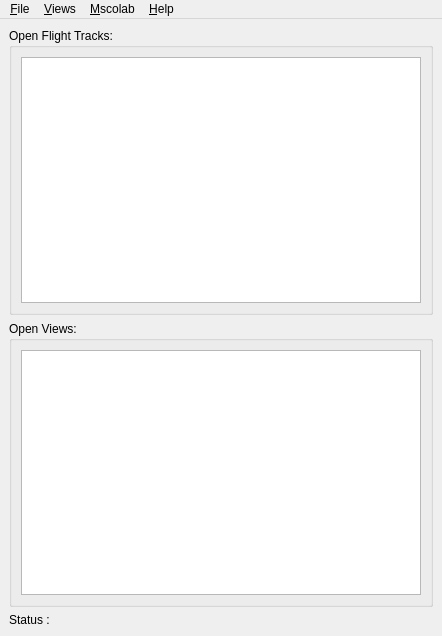
Before: the Qt Designer form mslib/msui/ui/ui_mainwindow.ui in Open-MSS/MSS, drawn with Qt 5.
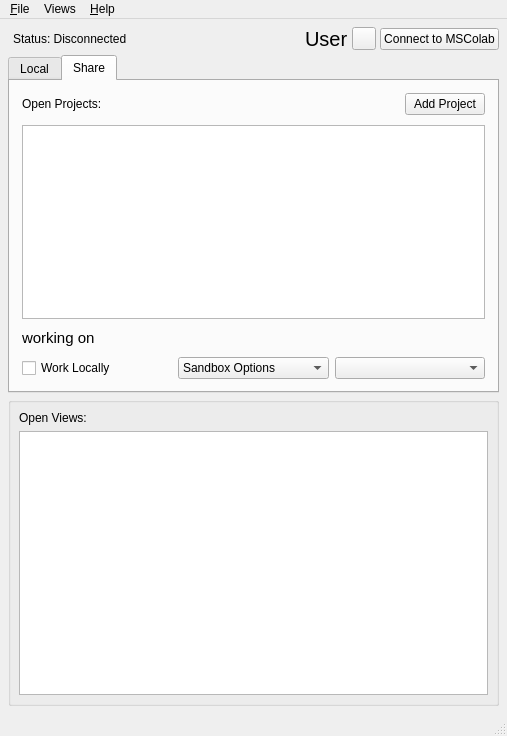
After: the same form once the commit is applied. The open tabs and pages were chosen to show the change.

Commit message: retained mscolab functionalities in separate file

What changed in the file:
```diff
--- a/mslib/msui/ui/ui_mainwindow.ui
+++ b/mslib/msui/ui/ui_mainwindow.ui
@@ -6,74 +6,278 @@
    <rect>
     <x>0</x>
     <y>0</y>
-    <width>442</width>
-    <height>636</height>
+    <width>507</width>
+    <height>736</height>
    </rect>
   </property>
+  <property name="minimumSize">
+   <size>
+    <width>507</width>
+    <height>736</height>
+   </size>
+  </property>
   <property name="windowTitle">
-   <string>Mission Support System</string>
+   <string>MSSMainWindow</string>
+  </property>
+  <property name="styleSheet">
+   <string notr="true"/>
   </property>
   <widget class="QWidget" name="centralwidget">
+   <property name="styleSheet">
+    <string notr="true"/>
+   </property>
    <layout class="QVBoxLayout" name="verticalLayout">
+    <property name="spacing">
+     <number>4</number>
+    </property>
+    <property name="leftMargin">
+     <number>8</number>
+    </property>
+    <property name="topMargin">
+     <number>8</number>
+    </property>
+    <property name="rightMargin">
+     <number>8</number>
+    </property>
+    <property name="bottomMargin">
+     <number>8</number>
+    </property>
     <item>
-     <widget class="QGroupBox" name="groupBox_3">
-      <property name="title">
-       <string>Open Flight Tracks:</string>
+     <layout class="QHBoxLayout" name="userOptionsHL" stretch="1,0,0,0">
+      <property name="leftMargin">
+       <number>5</number>
       </property>
-      <property name="flat">
-       <bool>true</bool>
+      <property name="rightMargin">
+       <number>0</number>
       </property>
-      <layout class="QVBoxLayout" name="verticalLayout_6">
+      <item>
+       <widget class="QLabel" name="mscStatusLabel">
+        <property name="text">
+         <string>Status: Disconnected</string>
+        </property>
+        <property name="wordWrap">
+         <bool>true</bool>
+        </property>
+       </widget>
+      </item>
+      <item alignment="Qt::AlignRight">
+       <widget class="QLabel" name="usernameLabel">
+        <property name="font">
+         <font>
+          <pointsize>15</pointsize>
+         </font>
+        </property>
+        <property name="text">
+         <string>User</string>
+        </property>
+       </widget>
+      </item>
+      <item alignment="Qt::AlignRight">
+       <widget class="QToolButton" name="userOptionsTb">
+        <property name="styleSheet">
+         <string notr="true">::menu-indicator { image: none; }</string>
+        </property>
+        <property name="text">
+         <string/>
+        </property>
+       </widget>
+      </item>
+      <item alignment="Qt::AlignRight">
+       <widget class="QPushButton" name="connectBtn">
+        <property name="toolTip">
+         <string>Connect to an MSColab Server</string>
+        </property>
+        <property name="text">
+         <string>Connect to MSColab</string>
+        </property>
+       </widget>
+      </item>
+     </layout>
+    </item>
+    <item>
+     <widget class="QTabWidget" name="tabWidget">
+      <property name="styleSheet">
+       <string notr="true">::tab-bar { alignment: left; } ::pane {}</string>
+      </property>
+      <property name="currentIndex">
+       <number>0</number>
+      </property>
+      <widget class="QWidget" name="localTab">
+       <property name="autoFillBackground">
+        <bool>false</bool>
+       </property>
+       <attribute name="title">
+        <string>Local</string>
+       </attribute>
+       <layout class="QGridLayout" name="gridLayout_4" rowstretch="0,0">
+        <property name="leftMargin">
+         <number>12</number>
+        </property>
+        <property name="topMargin">
+         <number>12</number>
+        </property>
+        <property name="rightMargin">
+         <number>12</number>
+        </property>
+        <property name="bottomMargin">
+         <number>12</number>
+        </property>
+        <property name="horizontalSpacing">
+         <number>-1</number>
+        </property>
+        <property name="verticalSpacing">
+         <number>10</number>
+        </property>
+        <item row="1" column="0" colspan="2">
+         <widget class="QListWidget" name="listFlightTracks">
+          <property name="styleSheet">
+           <string notr="true"/>
+          </property>
+          <property name="frameShadow">
+           <enum>QFrame::Sunken</enum>
+          </property>
+         </widget>
+        </item>
+        <item row="0" column="0">
+         <widget class="QLabel" name="openFlightTracksLabel">
+          <property name="text">
+           <string>Open Flight Tracks:</string>
+          </property>
+         </widget>
+        </item>
+        <item row="0" column="1" alignment="Qt::AlignRight">
+         <widget class="QPushButton" name="newFlightTrackBtn">
+          <property name="text">
+           <string>New Flight Track</string>
+          </property>
+         </widget>
+        </item>
+       </layout>
+      </widget>
+      <widget class="QWidget" name="shareTab">
+       <attribute name="title">
+        <string>Share</string>
+       </attribute>
+       <layout class="QGridLayout" name="gridLayout_2" rowstretch="0,0,0,0">
+        <property name="leftMargin">
+         <number>12</number>
+        </property>
+        <property name="topMargin">
+         <number>12</number>
+        </property>
+        <property name="rightMargin">
+         <number>12</number>
+        </property>
+        <property name="bottomMargin">
+         <number>12</number>
+        </property>
+        <property name="verticalSpacing">
+         <number>10</number>
+        </property>
+        <item row="2" column="0" colspan="3">
+         <widget class="QLabel" name="workingStatusLabel">
+          <property name="font">
+           <font>
+            <pointsize>11</pointsize>
+           </font>
+          </property>
+          <property name="text">
+           <string>working on</string>
+          </property>
+          <property name="wordWrap">
+           <bool>true</bool>
+          </property>
+         </widget>
+        </item>
+        <item row="3" column="1">
+         <widget class="QComboBox" name="sandboxOptionsCb">
+          <item>
+           <property name="text">
+            <string>Sandbox Options</string>
+           </property>
+          </item>
+          <item>
+           <property name="text">
+            <string>Fetch From Server</string>
+           </property>
+          </item>
+          <item>
+           <property name="text">
+            <string>Save To Server</string>
+           </property>
+          </item>
+         </widget>
+        </item>
+        <item row="3" column="0">
+         <widget class="QCheckBox" name="workLocallyCheckbox">
+          <property name="text">
+           <string>Work Locally</string>
+          </property>
+         </widget>
+        </item>
+        <item row="1" column="0" colspan="3">
+         <widget class="QListWidget" name="listProjectsMSC">
+          <property name="styleSheet">
+           <string notr="true"/>
+          </property>
+         </widget>
+        </item>
+        <item row="3" column="2">
+         <widget class="QComboBox" name="projectOptionsCb"/>
+        </item>
+        <item row="0" column="0">
+         <widget class="QLabel" name="openProjectsMSCLabel">
+          <property name="text">
+           <string>Open Projects:</string>
+          </property>
+         </widget>
+        </item>
+        <item row="0" column="2" alignment="Qt::AlignRight">
+         <widget class="QPushButton" name="addProjectBtn">
+          <property name="text">
+           <string>Add Project</string>
+          </property>
+         </widget>
+        </item>
+       </layout>
+      </widget>
+     </widget>
+    </item>
+    <item>
+     <widget class="QGroupBox" name="verticalGroupBox">
+      <property name="styleSheet">
+       <string notr="true"/>
+      </property>
+      <layout class="QVBoxLayout" name="openViewsVL">
+       <property name="leftMargin">
+        <number>8</number>
+       </property>
+       <property name="topMargin">
+        <number>8</number>
+       </property>
+       <property name="rightMargin">
+        <number>8</number>
+       </property>
+       <property name="bottomMargin">
+        <number>8</number>
+       </property>
        <item>
-        <widget class="QListWidget" name="listFlightTracks">
-         <property name="toolTip">
-          <string>List of open flight tracks.
-Double-click a flight track to activate it.
-Save a flight track to name it.</string>
-         </property>
-         <property name="alternatingRowColors">
-          <bool>false</bool>
-         </property>
-         <property name="textElideMode">
-          <enum>Qt::ElideNone</enum>
+        <widget class="QLabel" name="openViewsLabel">
+         <property name="text">
+          <string>Open Views:</string>
          </property>
         </widget>
        </item>
-      </layout>
-     </widget>
-    </item>
-    <item>
-     <widget class="QGroupBox" name="groupBox">
-      <property name="title">
-       <string>Open Views:</string>
-      </property>
-      <property name="flat">
-       <bool>true</bool>
-      </property>
-      <property name="checkable">
-       <bool>false</bool>
-      </property>
-      <layout class="QVBoxLayout" name="verticalLayout_4">
        <item>
         <widget class="QListWidget" name="listViews">
-         <property name="toolTip">
-          <string>Double-click a view to bring it to the front.</string>
+         <property name="styleSheet">
+          <string notr="true"/>
          </property>
         </widget>
        </item>
       </layout>
      </widget>
     </item>
-    <item>
-     <widget class="QLabel" name="labelStatusbar">
-      <property name="text">
-       <string>Status : </string>
-      </property>
-      <property name="scaledContents">
-       <bool>false</bool>
-      </property>
-     </widget>
-    </item>
    </layout>
   </widget>
   <widget class="QMenuBar" name="menubar">
@@ -81,14 +285,14 @@
     <rect>
      <x>0</x>
      <y>0</y>
-     <width>442</width>
-     <height>20</height>
+     <width>507</width>
+     <height>22</height>
     </rect>
    </property>
    <property name="nativeMenuBar">
     <bool>false</bool>
    </property>
-   <widget class="QMenu" name="menu_File">
+   <widget class="QMenu" name="menuFile">
     <property name="title">
      <string>&amp;File</string>
     </property>
@@ -120,59 +324,29 @@
     <addaction name="separator"/>
     <addaction name="action_Quit"/>
    </widget>
-   <widget class="QMenu" name="menu_View">
+   <widget class="QMenu" name="menuHelp">
     <property name="title">
-     <string>&amp;Views</string>
+     <string>&amp;Help</string>
+    </property>
+    <addaction name="actionShortcuts"/>
+    <addaction name="actionUpdater"/>
+    <addaction name="actionOnlineHelp"/>
+    <addaction name="actionAboutMSUI"/>
+   </widget>
+   <widget class="QMenu" name="menuViews">
+    <property name="title">
+     <string>Views</string>
     </property>
     <addaction name="actionTopView"/>
     <addaction name="actionSideView"/>
     <addaction name="actionTableView"/>
     <addaction name="actionLinearView"/>
    </widget>
-   <widget class="QMenu" name="menu_Help">
-    <property name="title">
-     <string>&amp;Help</string>
-    </property>
-    <addaction name="actionOnlineHelp"/>
-    <addaction name="actionAboutMSUI"/>
-    <addaction name="actionShortcuts"/>
-    <addaction name="actionUpdater"/>
-   </widget>
-   <widget class="QMenu" name="menu_Mscolab">
-    <property name="title">
-     <string>&amp;Mscolab</string>
-    </property>
-    <addaction name="actionMscolabProjects"/>
-   </widget>
-   <addaction name="menu_File"/>
-   <addaction name="menu_View"/>
-   <addaction name="menu_Mscolab"/>
-   <addaction name="menu_Help"/>
+   <addaction name="menuFile"/>
+   <addaction name="menuViews"/>
+   <addaction name="menuHelp"/>
   </widget>
-  <action name="action_Quit">
-   <property name="text">
-    <string>&amp;Quit</string>
-   </property>
-   <property name="shortcut">
-    <string>Ctrl+Q</string>
-   </property>
-  </action>
-  <action name="actionNewFlightTrack">
-   <property name="text">
-    <string>&amp;New Flight Track</string>
-   </property>
-   <property name="shortcut">
-    <string>Ctrl+N</string>
-   </property>
-  </action>
-  <action name="actionOpenFlightTrack">
-   <property name="text">
-    <string>&amp;Open Flight Track...</string>
-   </property>
-   <property name="shortcut">
-    <string>Ctrl+O</string>
-   </property>
-  </action>
+  <widget class="QStatusBar" name="statusBar"/>
   <action name="actionSaveActiveFlightTrack">
    <property name="text">
     <string>&amp;Save Active Flight Track</string>
```
Left out of the diff: 224 changed lines with no effect on the pictures. The commit also changes 10 other files.
